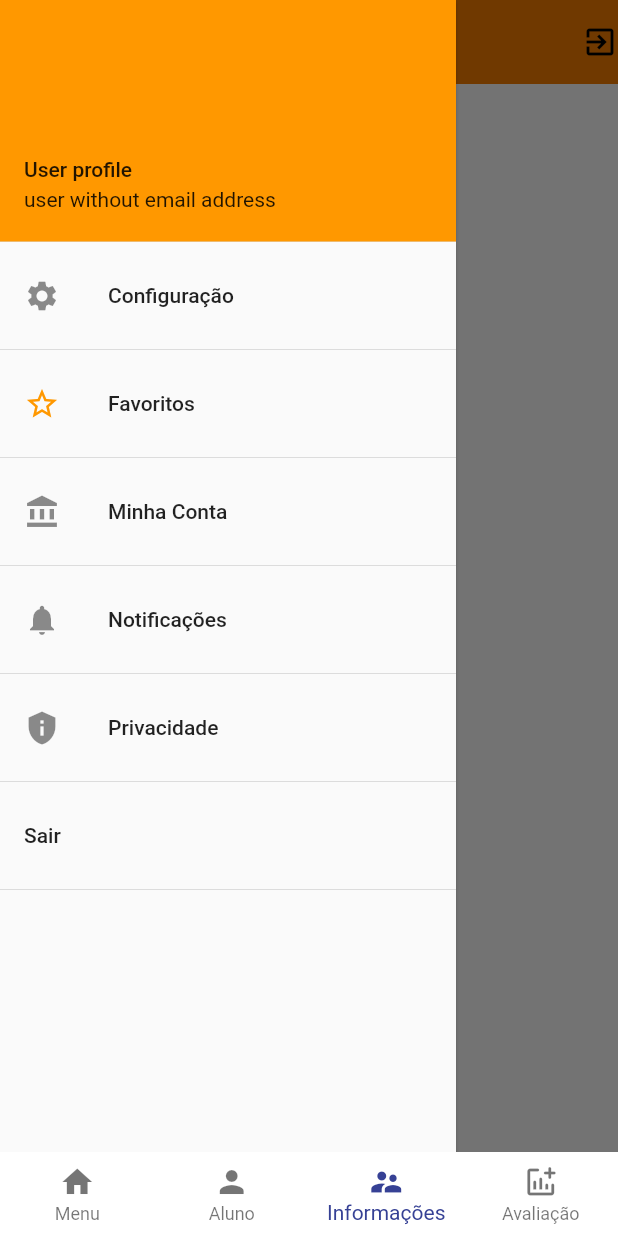
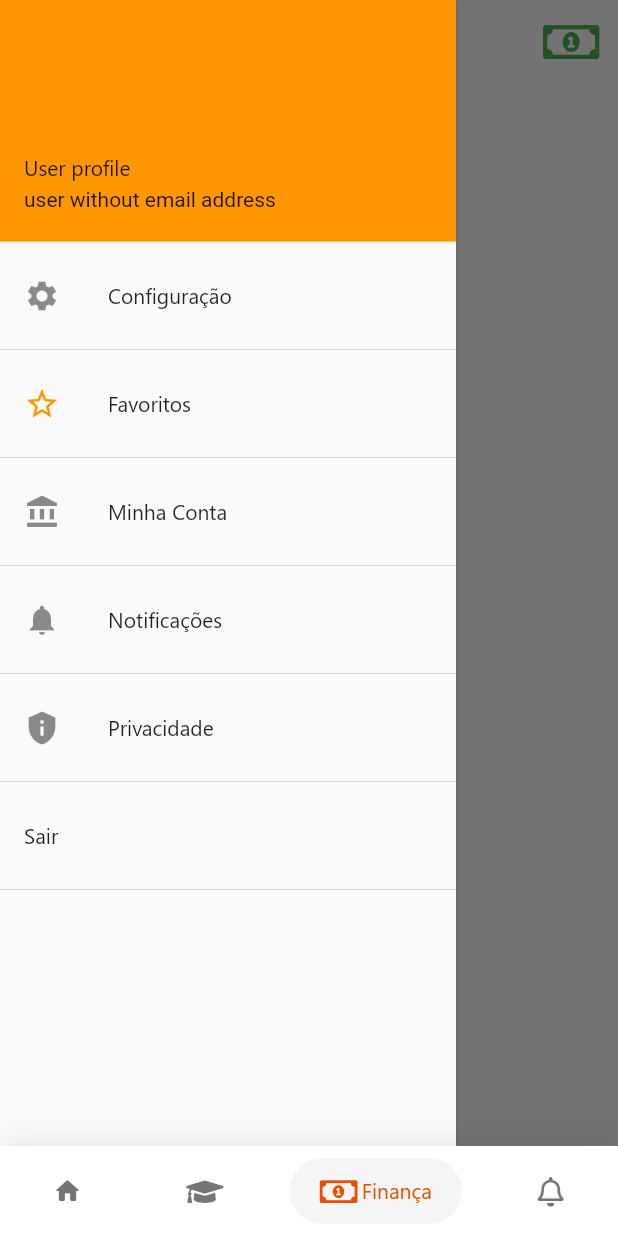
Before and after one commit to EngCorreia/colegio_cki, a Flutter app: the IndexPage screen opened directly, item 3 of the bottom bar chosen, in the side drawer, after a tap on "Configuração", on a phone screen of 412 x 824 dp. Run offline on Flutter 3.47's test engine with Material 2 defaults, Android fonts, the light colour scheme and no system bars; drawn by our look-alikes of google_nav_bar; our stand-ins replace carousel_slider, cloud_firestore, dartz, file_picker, flutter_speed_dial, font_awesome_flutter and 4 more; missing offline and left inert: mysql1; accounts and stored records are empty; generated files the repository leaves out were written again.

Commit message:
new update

```diff
--- a/cki/lib/main.dart
+++ b/cki/lib/main.dart
@@ -1,8 +1,7 @@
 
 
 import 'package:cki/project/layers/core/configuration/configuration.dart';
-import 'package:cki/project/layers/presentation/ui_widgets/index_menu/home_page.dart';
-import 'package:cki/project/layers/presentation/ui_widgets/nav/nav.dart';
+import 'package:cki/project/layers/presentation/ui_widgets/index_menu/index_page.dart';
 import 'package:cki/project/layers/presentation/ui_widgets/splash_widgets/splash_widgets.dart';
 import 'package:flutter/material.dart';
 import 'package:shared_preferences/shared_preferences.dart';
@@ -33,7 +32,7 @@ class MyApp extends StatelessWidget {
         primaryTextTheme: TextTheme(subtitle1: TextStyle(color: Colors.black54, fontFamily: SettingsCki.segoeEui)),
         textTheme: TextTheme(subtitle1: TextStyle(color: Colors.black54,fontFamily: SettingsCki.segoeEui))
     ),
-        home: showHome! ? Example() : const SplashWidgets(),
+        home: showHome! ? IndexPage() : const SplashWidgets(),
       //const OnBoardingPage()
       );
 }
--- a/cki/lib/project/layers/presentation/ui_widgets/home_page/menu_widgets.dart
+++ b/cki/lib/project/layers/presentation/ui_widgets/home_page/menu_widgets.dart
@@ -72,9 +72,9 @@ class _MenuWidgetsState extends State<MenuWidgets> {
 
     return Scaffold(
       appBar: AppBar(
-        backgroundColor: Colors.white,
+        backgroundColor: Colors.transparent,
         title: Text("Colégio Kalabo Internacional",style: TextStyle(
-            color: Colors.black,
+            color: Colors.orange[900],
             fontFamily: SettingsCki.segoeEui,
             fontSize: 16
         ),),
@@ -101,14 +101,14 @@ class _MenuWidgetsState extends State<MenuWidgets> {
                     currentAccountPicture: CircleAvatar(
                       child: Image.asset("assets/images/image.png"),
                     ),
-                    accountName: Text("profile do usuario", style: TextStyle(fontFamily: SettingsCki.segoeEui)),
-                    accountEmail: const Text("geral@cki.ao"),
+                    accountName: Text("Correia António Chumbo",style: TextStyle(fontFamily: SettingsCki.segoeEui,fontWeight: FontWeight.bold)),
+                    accountEmail: Text("geral@cki.ao", style: TextStyle(fontFamily: SettingsCki.segoeEui)),
                   ),
                   ListTile(
-                    leading: const Icon(Icons.home_outlined,color: Colors.black,),
+                    leading: Icon(Icons.home_outlined,color: Colors.orange[900],),
                     title: Text('Sobre nós',
                       style: TextStyle(fontFamily: SettingsCki.segoeEui,
-                          color: Colors.black54),
+                          color: Colors.black54,fontWeight: FontWeight.bold),
                     ),
                     onTap: () {
 
@@ -119,7 +119,7 @@ class _MenuWidgetsState extends State<MenuWidgets> {
                     leading: const Icon(Icons.settings,color: Colors.black,),
                     title: Text('Serviços',
                       style: TextStyle(fontFamily: SettingsCki.segoeEui,
-                          color: Colors.black54),
+                          color: Colors.black54,fontWeight: FontWeight.bold),
                     ),
                     onTap: () {
 
@@ -130,7 +130,7 @@ class _MenuWidgetsState extends State<MenuWidgets> {
                     leading: const Icon(Icons.account_balance,color: Colors.black,),
                     title: Text('Equipe',
                       style: TextStyle(fontFamily: SettingsCki.segoeEui,
-                          color: Colors.black54),
+                          color: Colors.black54,fontWeight: FontWeight.bold),
                     ),
                     onTap: (){
                       Navigator.push(context, MaterialPageRoute(builder: (context)=> const Equipe()));
@@ -143,7 +143,8 @@ class _MenuWidgetsState extends State<MenuWidgets> {
                     leading: const Icon(Icons.photo,color: Colors.black,),
                     title: Text('Galeria',
                       style: TextStyle(fontFamily: SettingsCki.segoeEui,
-                          color: Colors.black54),
+                          color: Colors.black54,
+                      fontWeight: FontWeight.bold),
                     ),
                     onTap: (){
                       Navigator.push(context, MaterialPageRoute(builder: (context)=> const Gallery()));
@@ -157,7 +158,8 @@ class _MenuWidgetsState extends State<MenuWidgets> {
                     leading: const Icon(Icons.call,color: Colors.black,),
                     title: Text('Contactos',
                       style: TextStyle(fontFamily: SettingsCki.segoeEui,
-                      color: Colors.black54),
+                      color: Colors.black54,
+                          fontWeight: FontWeight.bold),
                     ),
                   ),
                   const Divider(),
@@ -189,6 +191,7 @@ class _MenuWidgetsState extends State<MenuWidgets> {
             color: Colors.orange,
           ),
           children: [
+            /*
             SpeedDialChild(
               labelWidget: Padding(
                 padding: const EdgeInsets.only(left: 0, right: 0, bottom: 0),
@@ -247,6 +250,7 @@ class _MenuWidgetsState extends State<MenuWidgets> {
                 Navigator.push(context, MaterialPageRoute(builder: (context)=> const Teachers()));
               },
             ),
+            */
 
             SpeedDialChild(
               labelWidget: Padding(
@@ -279,7 +283,7 @@ class _MenuWidgetsState extends State<MenuWidgets> {
                         padding: const EdgeInsets.only(left: 10),
                         child: SizedBox(
                             width: 140,
-                            child: Text("Check - out",
+                            child: Text("Área Pedagógica",
                               style: TextStyle(
                                   fontFamily: SettingsCki.segoeEui,
                                   color: Colors.blue),
@@ -289,7 +293,7 @@ class _MenuWidgetsState extends State<MenuWidgets> {
                         padding: const EdgeInsets.only(left: 10),
                         child: SizedBox(
                             width: 140,
-                            child: Text("Terminar o dia",
+                            child: Text("Saiba mais",
                               style: TextStyle(
                                   fontFamily: SettingsCki.segoeEui,
                                   color: Colors.black,
@@ -300,72 +304,13 @@ class _MenuWidgetsState extends State<MenuWidgets> {
                   ),
                 ),
               ),
-              child: const Icon(FontAwesomeIcons.powerOff, color: Colors.red, size: 20,),
+              child: const Icon(FontAwesomeIcons.graduationCap, color: Colors.blue, size: 20,),
               labelStyle: TextStyle(fontFamily: SettingsCki.segoeEui, color: Colors.blue),
               onTap: (){
 
               },
             ),
 
-            /** primeira opção do menu */
-            SpeedDialChild(
-              labelWidget: Padding(
-                padding: const EdgeInsets.only(left: 0, right: 0, bottom: 0),
-                child: Container(
-                  height: 45,
-                  width: 150,
-                  alignment: Alignment.centerLeft,
-                  decoration: const BoxDecoration(
-                    boxShadow: [
-                      BoxShadow(
-                        color: Colors.black45,
-                        blurRadius: 1,
-                      )
-                    ],
-                    gradient: LinearGradient(
-                      begin: Alignment.topLeft,
-                      end: Alignment.bottomRight,
-                      stops: [0.3, 1],
-                      colors: [Colors.white, Colors.white],
-                    ),
-                    borderRadius: BorderRadius.all(
-                      Radius.circular(8),
-                    ),
-                  ),
-                  child: Column(
-                    mainAxisAlignment: MainAxisAlignment.center,
-                    children: <Widget>[
-                      Padding(
-                        padding: const EdgeInsets.only(left: 10),
-                        child: SizedBox(
-                            width: 140,
-                            child: Text("Check - out",
-                              style: TextStyle(
-                                  fontFamily: SettingsCki.segoeEui,
-                                  color: Colors.blue),
-                            )),
-                      ),
-                      Padding(
-                        padding: const EdgeInsets.only(left: 10),
-                        child: SizedBox(
-                            width: 140,
-                            child: Text("Terminar o dia",
-                              style: TextStyle(
-                                  fontFamily: SettingsCki.segoeEui,
-                                  color: Colors.black,
-                                  fontSize: 10),
-                            )),
-                      ),
-                    ],
-                  ),
-                ),
-              ),
-              child: const Icon(FontAwesomeIcons.powerOff, color: Colors.red, size: 20,),
-              labelStyle: TextStyle(fontFamily: SettingsCki.segoeEui, color: Colors.blue),
-              onTap: (){
-
-              },
-            ),
           ],
         ),
 
@@ -484,7 +429,7 @@ class _MenuWidgetsState extends State<MenuWidgets> {
                   child: Center(
                     child: Text("Inscriçoes Abertas",style: TextStyle(
                         fontFamily: SettingsCki.segoeEui,
-                        fontWeight: FontWeight.bold,
+                        fontWeight: FontWeight.normal,
                         color: Colors.white,
                         fontSize: 16
                     ),),
--- a/cki/lib/project/layers/presentation/ui_widgets/index_menu/home_page.dart
+++ /dev/null
@@ -1,77 +0,0 @@
-import 'dart:developer';
-import 'package:flutter/material.dart';
-import 'package:flutter_mobx/flutter_mobx.dart';
-
-import '../../../../../mobx_ui/menu_index.dart';
-import '../home_page/menu_widgets.dart';
-import '../matricula/matriculas.dart';
-
-
-class IndexPage extends StatefulWidget {
-
-  IndexPage({Key ? key}) : super(key: key);
-
-  @override
-  _IndexPageState createState() => _IndexPageState();
-}
-
-class _IndexPageState extends State<IndexPage> {
-  late List<Widget> firstFlowPagesList = [];
-
-  final favoritePosts = BusinessFavoritePostControl();
-
-  @override
-  void initState() {
-    super.initState();
-    firstFlowPagesList.clear();
-    firstFlowPagesList
-      ..add(MenuWidgets())
-      ..add(const Matricula())
-      ..add(const Matricula())
-      ..add(const Matricula());
-  }
-
-  @override
-  Widget build(context) {
-    // integration.getNetLogiaIntegration();
-    return Scaffold(
-      body: Observer(
-        builder: (context)=> firstFlowPagesList[favoritePosts.selectedIndex!],
-      ),
-      bottomNavigationBar: Observer(
-        builder: (_)=>BottomNavigationBar(
-          elevation: 0,
-          backgroundColor: Colors.white,
-          type: BottomNavigationBarType.fixed,
-          items: const <BottomNavigationBarItem>[
-            BottomNavigationBarItem(
-                icon: Icon(Icons.home,),
-                //icon: Icon(FontAwesomeIcons.pray),
-                label: "Menu"
-            ),
-            BottomNavigationBarItem(
-                icon: Icon(Icons.person),
-                label: "Aluno"
-            ),
-
-            BottomNavigationBarItem(
-                icon: Icon(Icons.supervisor_account,),
-                label: "Informações"
-            ),
-
-
-            BottomNavigationBarItem(
-                icon: Icon(Icons.addchart_rounded,),
-                label: "Avaliação"
-            ),
-
-
-          ],
-          currentIndex: favoritePosts.selectedIndex!,
-          fixedColor: const Color(0xFF364195),
-          onTap: favoritePosts.setSelectedIndex,
-        ),
-      ),
-    );
-  }
-}
--- a/cki/lib/project/layers/presentation/ui_widgets/nav/nav.dart
+++ b/cki/lib/project/layers/presentation/ui_widgets/index_menu/index_page.dart
@@ -1,16 +1,20 @@
 
+import 'package:font_awesome_flutter/font_awesome_flutter.dart';
 import 'package:google_nav_bar/google_nav_bar.dart';
 import 'package:flutter/material.dart';
 
+import '../../../core/configuration/configuration.dart';
 import '../home_page/menu_widgets.dart';
-import '../matricula/matriculas.dart';
+import '../money_student/money_student.dart';
+import '../notification_student/notification.dart';
+import '../student_information/student_information.dart';
 
-class Example extends StatefulWidget {
+class IndexPage extends StatefulWidget {
   @override
-  _ExampleState createState() => _ExampleState();
+  _IndexPageState createState() => _IndexPageState();
 }
 
-class _ExampleState extends State<Example> {
+class _IndexPageState extends State<IndexPage> {
   int _selectedIndex = 0;
   late List<Widget> firstFlowPagesList = [];
 
@@ -20,9 +24,9 @@ class _ExampleState extends State<Example> {
     firstFlowPagesList.clear();
     firstFlowPagesList
       ..add(MenuWidgets())
-      ..add(const Matricula())
-      ..add(const Matricula())
-      ..add(const Matricula());
+      ..add(const StudentInformation())
+      ..add(const MoneyStudent())
+      ..add(const NotificationUi());
   }
 
 
@@ -50,36 +54,62 @@ class _ExampleState extends State<Example> {
               rippleColor: Colors.grey[300]!,
               hoverColor: Colors.grey[100]!,
               gap: 8,
-              activeColor: Colors.black,
+              activeColor: Colors.orange[900],
               iconSize: 24,
               padding: const EdgeInsets.symmetric(horizontal: 20, vertical: 12),
               duration: const Duration(milliseconds: 400),
               tabBackgroundColor: Colors.grey[100]!,
-              color: Colors.black,
-              tabs: const [
+              color: Colors.black54,
+              tabs: [
+
                 GButton(
-                  icon: Icons.home,
-                  text: 'Home',
+                  icon: Icons.home_rounded,
+                  text: 'Colegio',
+                  iconSize: 20,
+                  textStyle: TextStyle(
+                    fontFamily: SettingsCki.segoeEui,
+                    color: Colors.orange[900]
+                  ),
+                ),
+
+                GButton(
+                  icon: FontAwesomeIcons.graduationCap,
+                  text: 'Aluno',
+                  iconSize: 20,
+                  textStyle: TextStyle(
+                      fontFamily: SettingsCki.segoeEui,
+                      color: Colors.orange[900]
+                  ),
+                ),
+
+                GButton(
+                  icon: FontAwesomeIcons.moneyBillAlt,
+                  text: 'Finança',
+                  iconSize: 20,
+                  textStyle: TextStyle(
+                      fontFamily: SettingsCki.segoeEui,
+                      color: Colors.orange[900]
+                  ),
                 ),
                 GButton(
-                  icon: Icons.email,
-                  text: 'Likes',
+                  icon: FontAwesomeIcons.bell,
+                  iconSize: 20,
+                  text: 'Alertas',
+                  textStyle: TextStyle(
+                      fontFamily: SettingsCki.segoeEui,
+                      color: Colors.orange[900]
+                  ),
                 ),
-                GButton(
-                  icon: Icons.search,
-                  text: 'Search',
-                ),
-                GButton(
-                  icon: Icons.person,
-                  text: 'Profile',
-                ),
+
               ],
+
               selectedIndex: _selectedIndex,
               onTabChange: (index) {
                 setState(() {
                   _selectedIndex = index;
                 });
               },
+
             ),
           ),
         ),
--- /dev/null
+++ b/cki/lib/project/layers/presentation/ui_widgets/money_student/money_student.dart
@@ -0,0 +1,131 @@
+
+
+
+import 'package:flutter/material.dart';
+import 'package:font_awesome_flutter/font_awesome_flutter.dart';
+import 'package:shared_preferences/shared_preferences.dart';
+
+import '../../../core/configuration/configuration.dart';
+
+class MoneyStudent extends StatefulWidget {
+  const MoneyStudent({Key? key}) : super(key: key);
+
+  @override
+  State<MoneyStudent> createState() => _MoneyStudentState();
+}
+
+class _MoneyStudentState extends State<MoneyStudent> {
+  @override
+  Widget build(BuildContext context) {
+    return Scaffold(
+      appBar: AppBar(
+        backgroundColor: Colors.transparent,
+        elevation: 0,
+        title: Text("Área financeira",style: TextStyle(
+            color: Colors.orange[900],
+            fontFamily: SettingsCki.segoeEui,
+            fontSize: 15
+        )),
+        leading: Padding(
+          padding: const EdgeInsets.all(8.0),
+          child: CircleAvatar(
+            backgroundColor: Colors.grey[300],
+            child: const Icon(FontAwesomeIcons.graduationCap,color: Colors.black),
+          ),
+        ),
+        actions:  const [
+          Padding(
+            padding: EdgeInsets.only(right: 20),
+            child: Icon(FontAwesomeIcons.moneyBillAlt,color: Colors.green,size: 30,),
+          )
+        ],
+
+
+      ),
+
+      ///++++++ DRAWER +++++
+      drawer: Drawer(
+        elevation: 1,
+        child: ListView.builder(
+            itemCount: 1,
+            itemBuilder: (context, int index) {
+              return Column(
+                children: <Widget>[
+                  UserAccountsDrawerHeader(
+                    accountName: Text("User profile", style: TextStyle(fontFamily: SettingsCki.segoeEui)),
+                    accountEmail: const Text("user without email address"),
+                  ),
+                  ListTile(
+                    leading: const Icon(Icons.settings),
+                    title: Text('Configuração',
+                      style: TextStyle(fontFamily: SettingsCki.segoeEui),
+                    ),
+                    onTap: () {
+
+                    },
+                  ),
+                  const Divider(),
+                  ListTile(
+                    leading: const Icon(
+                      Icons.star_border,
+                      color: Colors.orange,
+                    ),
+                    title: Text(
+                      'Favoritos',
+                      style: TextStyle(fontFamily: SettingsCki.segoeEui),
+                    ),
+                    onTap: () {
+
+                    },
+                  ),
+                  const Divider(),
+                  ListTile(
+                    leading: const Icon(Icons.account_balance),
+                    title: Text('Minha Conta',
+                      style: TextStyle(fontFamily: SettingsCki.segoeEui),
+                    ),
+                    onTap: (){
+
+                    },
+                    // Users(userId: UserModel.userId)
+                  ),
+                  const Divider(),
+                  ListTile(
+                    leading: const Icon(Icons.notifications),
+                    title: Text('Notificações',
+                      style: TextStyle(fontFamily: SettingsCki.segoeEui),
+                    ),
+                  ),
+                  const Divider(),
+                  ListTile(
+                    onTap: (){
+
+                    },
+                    leading: const Icon(Icons.privacy_tip),
+                    title: Text('Privacidade',
+                      style: TextStyle(fontFamily: SettingsCki.segoeEui),
+                    ),
+                  ),
+                  const Divider(),
+                  ListTile(
+                    title: Text(
+                      'Sair',
+                      style: TextStyle(fontFamily: SettingsCki.segoeEui),
+                    ),
+                    onTap: () {
+
+                    },
+                  ),
+
+                  const Divider(),
+                ],
+              );
+            }),
+      ),
+
+      body: const SingleChildScrollView(
+
+      ),
+    );
+  }
+}
```
Also changed, not shown: cki/lib/project/layers/presentation/ui_widgets/notification_student/notification.dart (added, +52 -0 lines), cki/lib/project/layers/presentation/ui_widgets/nova_matricula/new_student.dart (+8 -13 lines), cki/lib/project/layers/presentation/ui_widgets/splash_widgets/splash_widgets.dart (+11 -5 lines), cki/lib/project/layers/presentation/ui_widgets/student_information/student_information.dart (renamed from cki/lib/project/layers/presentation/ui_widgets/matricula/matriculas.dart, +27 -13 lines), cki/pubspec.yaml (+4 -4 lines), cki/assets/images/account_school.png (added), cki/assets/images/account_school.svg (added).
